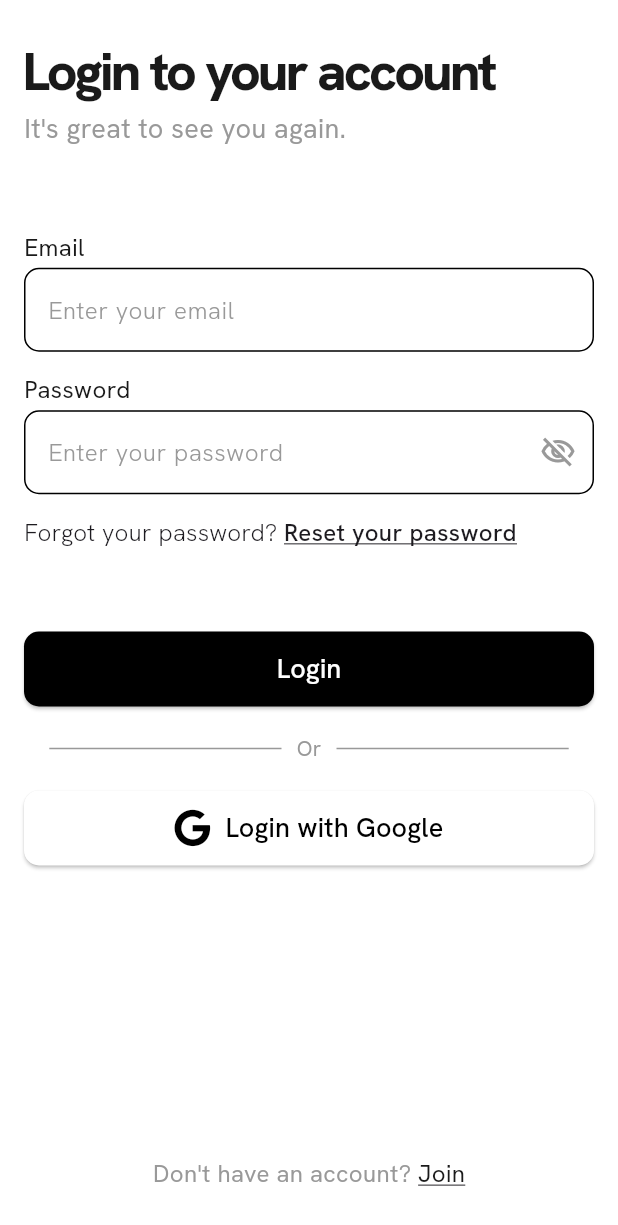
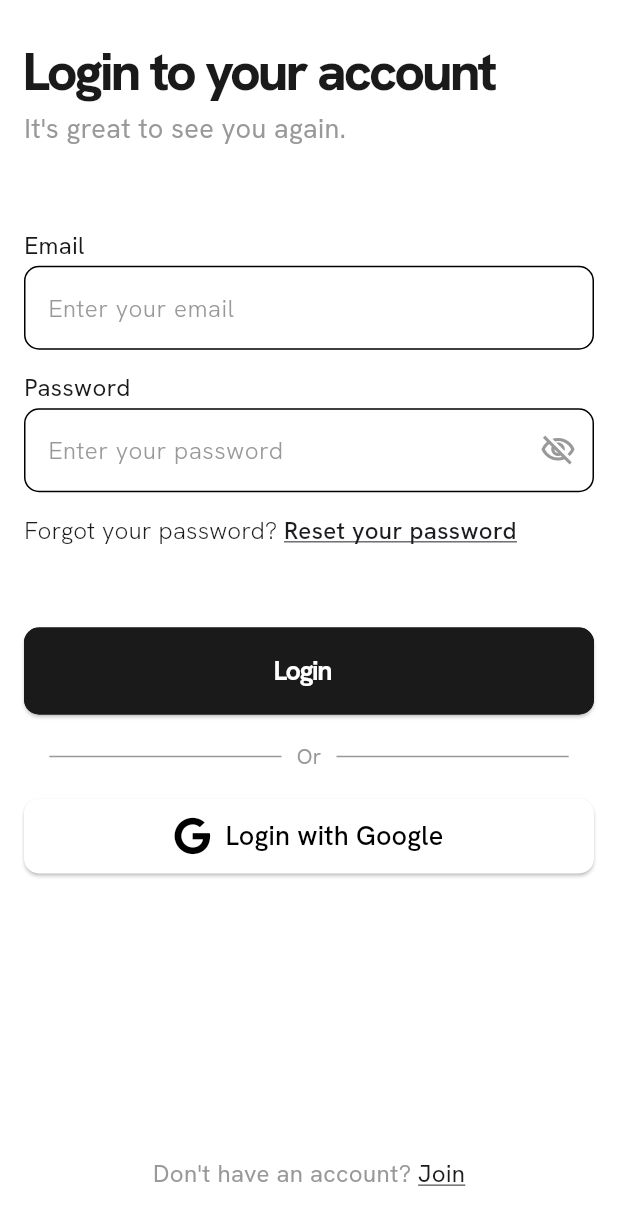
Before and after one commit to suheerthedev/marketplace, a Flutter app: the BuyerLoginView screen opened by its route, on a phone screen of 412 x 824 dp. Shown: the top 1225 px of the screen. Run offline on Flutter 3.47's test engine with Material 3 defaults, Android fonts, the phone set to English and light mode, and no system bars; our stand-ins replace font_awesome_flutter, google_fonts, stacked, stacked_services, stacked_shared.

Commit message:
Implemented Custom Button

```diff
--- a/lib/ui/views/buyer_login/buyer_login_view.dart
+++ b/lib/ui/views/buyer_login/buyer_login_view.dart
@@ -1,8 +1,8 @@
 import 'package:flutter/material.dart';
 import 'package:font_awesome_flutter/font_awesome_flutter.dart';
 import 'package:google_fonts/google_fonts.dart';
-import 'package:marketplace/app/app.router.dart';
 import 'package:marketplace/ui/common/app_colors.dart';
+import 'package:marketplace/ui/widgets/common/custom_button/custom_button.dart';
 import 'package:stacked/stacked.dart';
 
 import 'buyer_login_viewmodel.dart';
@@ -164,27 +164,13 @@ class BuyerLoginView extends StackedView<BuyerLoginViewModel> {
               Column(
                 spacing: 18,
                 children: [
-                  SizedBox(
-                    width: double.infinity,
-                    height: 50,
-                    child: ElevatedButton(
-                      style: ElevatedButton.styleFrom(
-                        backgroundColor: Colors.black,
-                        shape: RoundedRectangleBorder(
-                          borderRadius: BorderRadius.circular(10),
-                        ),
-                      ),
-                      onPressed: () {},
-                      child: Text(
-                        "Login",
-                        style: GoogleFonts.hankenGrotesk(
-                          color: Colors.white,
-                          fontWeight: FontWeight.w500,
-                          fontSize: 18,
-                        ),
-                      ),
-                    ),
-                  ),
+                  CustomButton(
+                      title: "Login",
+                      onTap: () {},
+                      bgColor: mainBackgroundColor,
+                      textColor: secondaryTextColor,
+                      borderColor: mainBackgroundColor,
+                      hasIcon: false),
 
                   //Divider
                   Row(
--- a/lib/ui/views/buyer_sign_up/buyer_sign_up_view.dart
+++ b/lib/ui/views/buyer_sign_up/buyer_sign_up_view.dart
@@ -170,8 +170,10 @@ class BuyerSignUpView extends StackedView<BuyerSignUpViewModel> {
               Column(
                 spacing: 18,
                 children: [
-                  const CustomButton(
+                  CustomButton(
                       title: "Create Account",
+                      onTap:
+                          viewModel.navigationService.navigateToBuyerLoginView,
                       bgColor: mainBackgroundColor,
                       textColor: secondaryTextColor,
                       borderColor: mainBackgroundColor,
--- a/lib/ui/views/startup/startup_view.dart
+++ b/lib/ui/views/startup/startup_view.dart
@@ -1,6 +1,5 @@
 import 'package:flutter/material.dart';
 import 'package:flutter/scheduler.dart';
-import 'package:google_fonts/google_fonts.dart';
 import 'package:marketplace/app/app.router.dart';
 import 'package:marketplace/ui/common/app_colors.dart';
 import 'package:marketplace/ui/styles/text_styles.dart';
```
